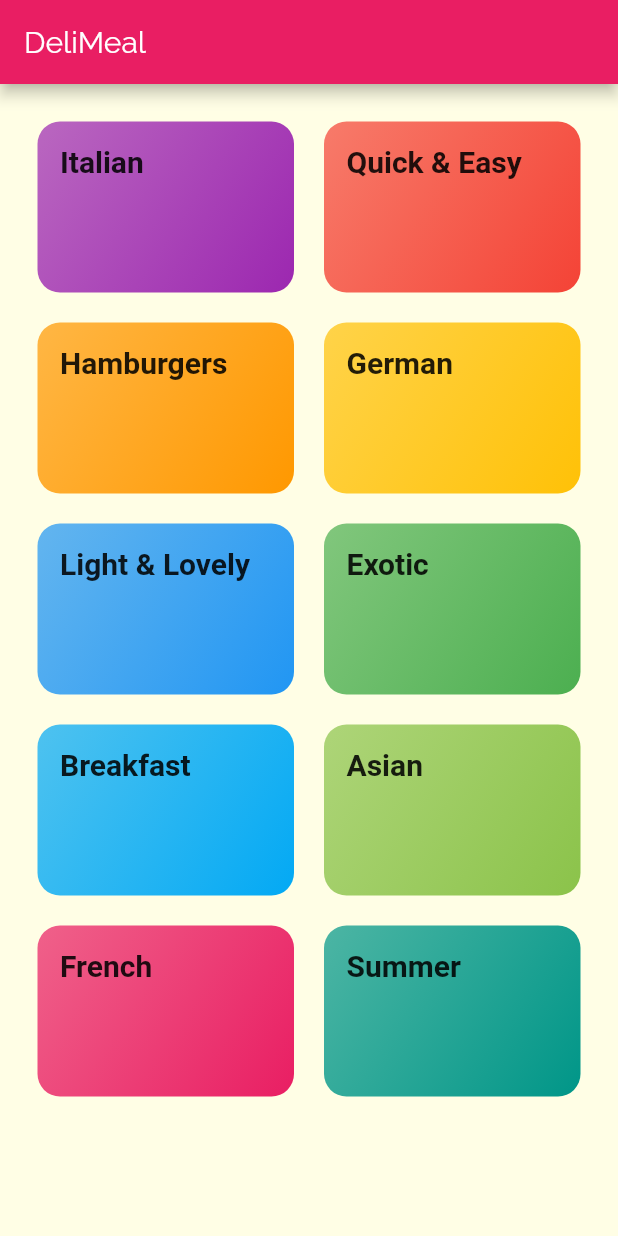
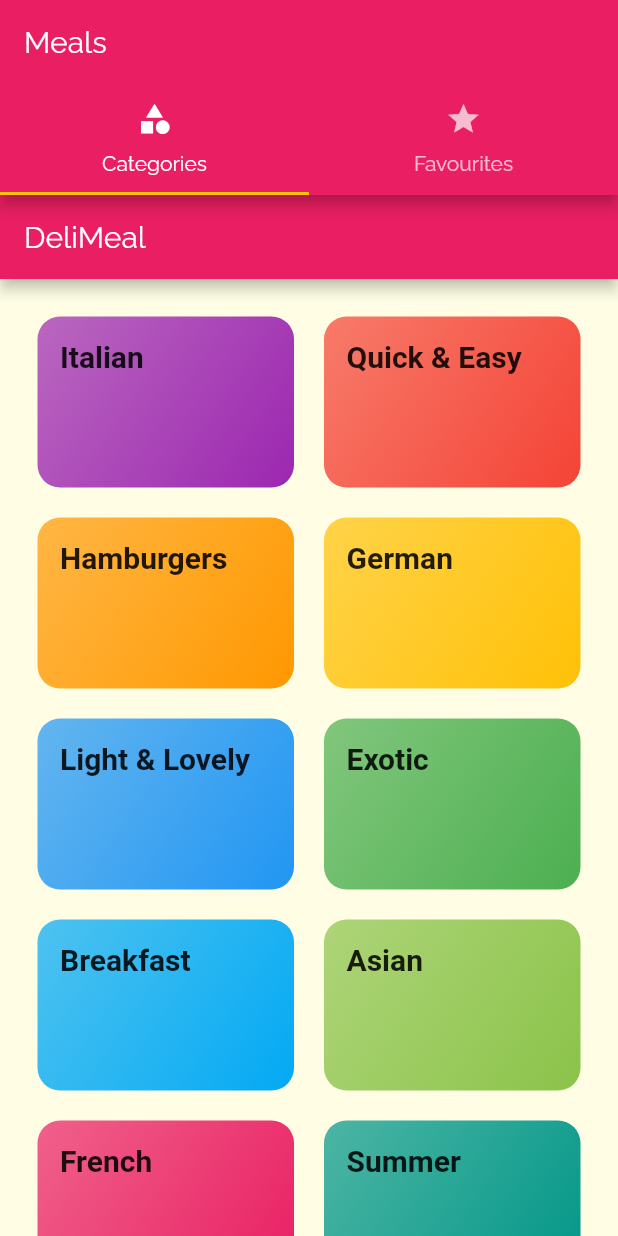
Before and after one commit to satyendrasingh8/recipe_App, a Flutter app: the screen it shows after launch, on a phone screen of 412 x 824 dp. Run offline on Flutter 3.47's test engine with Material 2 defaults, Android fonts, the phone set to English and light mode, and no system bars.

```diff
--- a/lib/main.dart
+++ b/lib/main.dart
@@ -2,6 +2,7 @@ import 'package:flutter/material.dart';
 import 'package:recipeApp/screens/categories_screen.dart';
 import 'package:recipeApp/screens/category_meal_screen.dart';
 import 'package:recipeApp/screens/meal_detail_screen.dart';
+import 'package:recipeApp/screens/tabs_screen.dart';
 
 void main() {
   runApp(MyApp());
@@ -29,7 +30,7 @@ class MyApp extends StatelessWidget {
       ),
       initialRoute: '/', //default is '/'
       routes: {
-        '/': (ctx) => CategoriesScreen(),
+        '/': (ctx) => TabsScreen(),
         CategoryMealsScreen.routeName: (ctx) => CategoryMealsScreen(),
         MealDetailScreen.routeName: (ctx) => MealDetailScreen(),
       },
--- /dev/null
+++ b/lib/screens/favourite_screen.dart
@@ -0,0 +1,10 @@
+import 'package:flutter/material.dart';
+
+class FavouriteScreen extends StatelessWidget {
+  @override
+  Widget build(BuildContext context) {
+    return Center(
+      child: Text('Favourite Screen'),
+    );
+  }
+}
--- /dev/null
+++ b/lib/screens/tabs_screen.dart
@@ -0,0 +1,28 @@
+import 'package:flutter/material.dart';
+import 'package:recipeApp/screens/categories_screen.dart';
+import 'package:recipeApp/screens/favourite_screen.dart';
+
+class TabsScreen extends StatefulWidget {
+@override
+
+  _TabsScreenState createState() => _TabsScreenState();
+}
+
+class _TabsScreenState extends State<TabsScreen> {
+  @override
+  Widget build(BuildContext context) {
+    return DefaultTabController(length: 2,child: Scaffold(
+      appBar:AppBar(title: Text('Meals'),
+      bottom: TabBar(tabs: [
+        Tab(icon: Icon(Icons.category),text:'Categories' ,),
+          Tab(icon: Icon(Icons.star),text:'Favourites' ,),
+      ],),
+       ) ,
+       body: TabBarView(children: [
+         CategoriesScreen(), FavouriteScreen()
+       ]),
+       ),
+
+    );
+  }
+}
```
